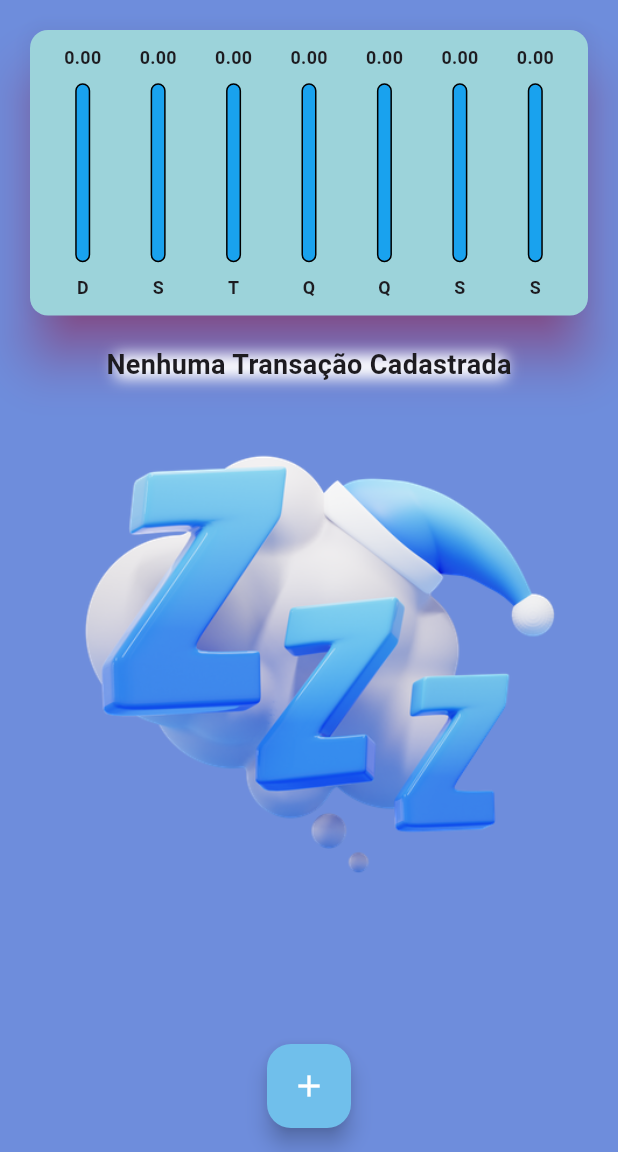
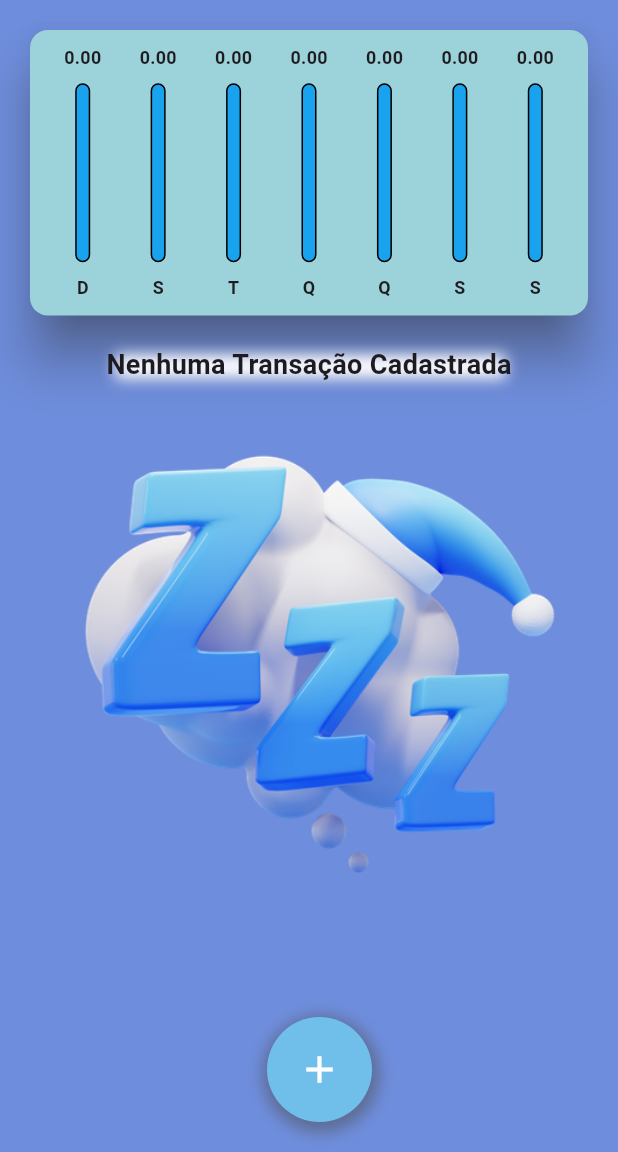
Before and after one commit to Cardoso21/despesasAap, a Flutter app: the screen it shows after launch, on a phone screen of 412 x 824 dp, the part 84-1236 px from its top. Run offline on Flutter 3.47's test engine with Material 3 defaults, Android fonts, the phone set to English and light mode, and no system bars; Roboto replaces fonts that are missing (RobotoMano).

```diff
--- a/lib/components/chart.dart
+++ b/lib/components/chart.dart
@@ -43,7 +43,7 @@ class Chart extends StatelessWidget {
   Widget build(BuildContext context) {
     return Card(
       color: Color.fromRGBO(156, 211, 218, 1.0),
-      shadowColor: Colors.pink,
+      shadowColor: Color.fromRGBO(77, 76, 76, 1.0),
       elevation: 15,
       margin: const EdgeInsets.all(20),
       child: Padding(
--- a/lib/home.dart
+++ b/lib/home.dart
@@ -68,6 +68,7 @@ class _MyHomoPageState extends State<MyHomoPage> {
         ),
       ],
     );
+
     final availableHeight = MediaQuery.of(context).size.height -
         appBar.preferredSize.height -
         MediaQuery.of(context).padding.top;
@@ -76,7 +77,9 @@ class _MyHomoPageState extends State<MyHomoPage> {
       appBar: appBar,
       backgroundColor: Color.fromRGBO(110, 141, 220, 1.0),
       // Defina a cor de fundo aqui
-      body: SingleChildScrollView(
+      body: Stack(
+        children: [
+          SingleChildScrollView(
             child: Column(
               crossAxisAlignment: CrossAxisAlignment.stretch,
               children: [
@@ -91,11 +94,35 @@ class _MyHomoPageState extends State<MyHomoPage> {
               ],
             ),
           ),
-      floatingActionButton: FloatingActionButton(
-        child: const Icon(Icons.add),
+          Positioned(
+            bottom: 20,
+            left: MediaQuery.of(context).size.width / 2 - 28, // Centralizar o botão
+            child: Container(
+              decoration: BoxDecoration(
+                shape: BoxShape.circle,
+                boxShadow: [
+                  BoxShadow(
+                    color:  Color.fromRGBO(77, 76, 76, 0.5),
+                    spreadRadius: 4,
+                    blurRadius: 8,
+                    offset: Offset(1, 3), // Offset da sombra
+                  ),
+                ],
+              ),
+              child: ElevatedButton(
                 onPressed: () => _openTransactionFormModal(context),
+                style: ElevatedButton.styleFrom(
+                  shape: CircleBorder(),
+                  backgroundColor: Theme.of(context).appBarTheme.backgroundColor,
+                  padding: EdgeInsets.all(20), // ajuste o padding conforme necessário
+                  elevation: 0, // Remove a elevação padrão do ElevatedButton
                 ),
-      floatingActionButtonLocation: FloatingActionButtonLocation.centerFloat,
+                child: Icon(Icons.add, size: 30, color: Colors.white),
+              ),
+            ),
+          ),
+        ],
+      ),
     );
   }
 }
--- a/lib/main.dart
+++ b/lib/main.dart
@@ -15,21 +15,19 @@ class DespesasApp extends StatelessWidget {
     return MaterialApp(
       title: 'Despesas Pessoais', // Adicione um título ao seu MaterialApp
       theme: ThemeData(
-          primarySwatch: Colors.cyan, // Mantendo a cor padrão para primário
-          primaryColor: Color.fromRGBO(220, 20, 50, 1.0), // Usando RGBA para a cor primária
+        primarySwatch: Colors.cyan,
+        // Mantendo a cor padrão para primário
+        primaryColor: Color.fromRGBO(220, 20, 50, 1.0),
+        // Usando RGBA para a cor primária
 
-          appBarTheme: AppBarTheme(
-            backgroundColor: Color.fromRGBO(112, 191, 235, 1.0), // Usando RGBA para a cor da AppBar
-            foregroundColor: Colors.white,
-          ),
-          floatingActionButtonTheme: FloatingActionButtonThemeData(
-            backgroundColor:  Color.fromRGBO(112, 191, 235, 1.0), // Usando RGBA para o FloatingActionButton
-            foregroundColor: Colors.white, // Cor do ícone
-            elevation: 6, // Sombra
-          ),
-          fontFamily: 'RobotoMano'
+        appBarTheme: AppBarTheme(
+          backgroundColor: Color.fromRGBO(112, 191, 235, 1.0),
+          // Usando RGBA para a cor da AppBar
+          foregroundColor: Colors.white,
+        ),
       ),
-      home: MyHomoPage(), // Certifique-se de que a classe esteja nomeada corretamente
+      home:
+          MyHomoPage(), // Certifique-se de que a classe esteja nomeada corretamente
     );
   }
 }
```
Lines whose indentation alone changed are shown as unchanged.
